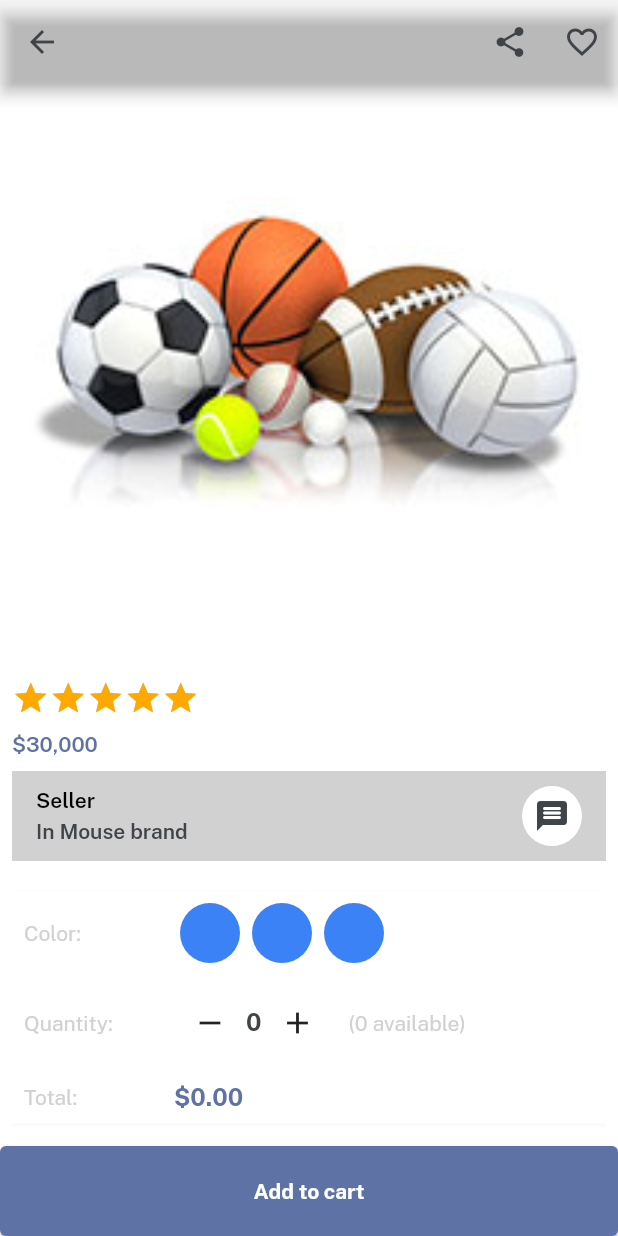
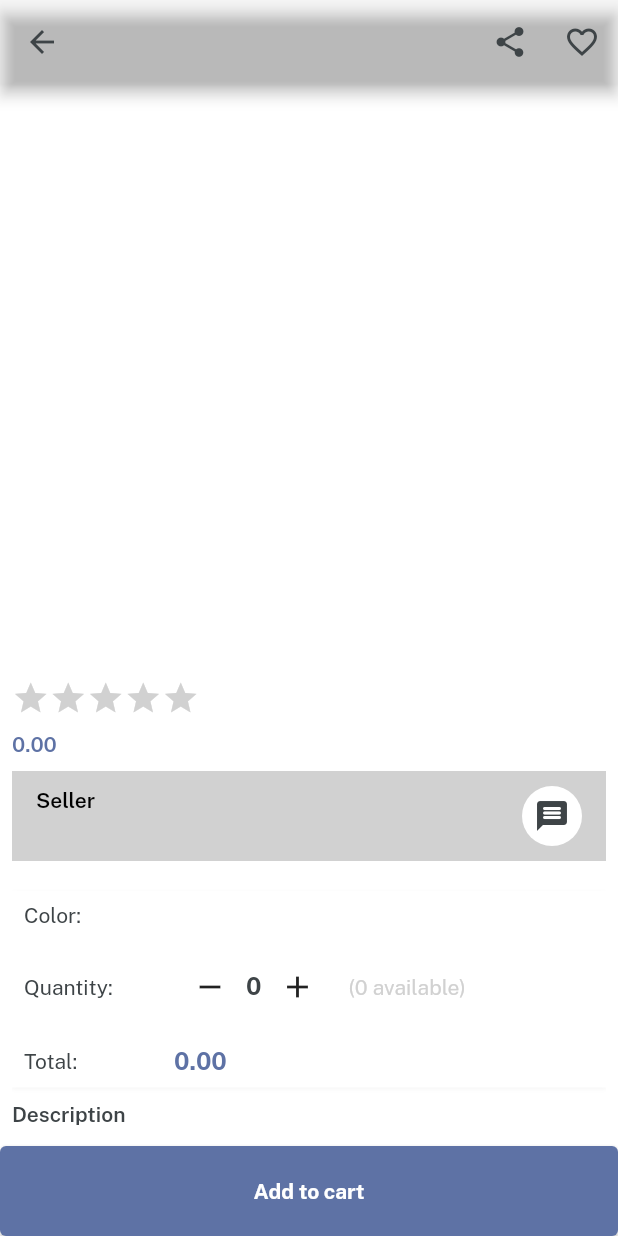
Before and after one commit to upasana-khatiwada/eCommerce-App-with-firebase, a Flutter app: the ItemDetails screen opened directly with empty values, after a tap on the "remove" icon, on a phone screen of 412 x 824 dp. Run offline on Flutter 3.47's test engine with Material 2 defaults, Android fonts, the phone set to English and light mode, and no system bars; drawn by our look-alikes of velocity_x; our stand-ins replace cloud_firestore, firebase_auth, firebase_core, firebase_storage, get, image_picker; accounts and stored records are empty.

Commit message:
quantity and total price updated

```diff
--- a/lib/controllers/product_controller.dart
+++ b/lib/controllers/product_controller.dart
@@ -2,18 +2,41 @@ import 'package:ecommerce_app_with_firebase/models/category_model.dart';
 import 'package:flutter/services.dart';
 import 'package:get/get.dart';
 
-class ProductController extends GetxController{
-   var subcat = [];
+class ProductController extends GetxController {
+  var quantity = 0.obs;
+  var colorIndex = 0.obs;
+   var totalPrice = 0.obs;
 
+  var subcat = [];
 
   getSubCategories(title) async {
     subcat.clear();
     var data = await rootBundle.loadString("lib/services/category_model.json");
-     var decoded = categoryModelFromJson(data);
-     var s = decoded.categories.where((element) => element.name == title).toList();
+    var decoded = categoryModelFromJson(data);
+    var s =
+        decoded.categories.where((element) => element.name == title).toList();
 
-     for(var e in s[0].subcategory){
+    for (var e in s[0].subcategory) {
       subcat.add(e);
-     }
+    }
+  }
+
+  changeColorIndex(index) {
+    colorIndex.value = index;
+  }
+
+  increaseQuantity(totalQuantity) {
+    if (quantity.value < totalQuantity) {
+      quantity.value++;
+    }
+  }
+
+  decreaseQuantity() {
+    if (quantity.value > 0) {
+      quantity.value--;
+    }
+  }
+   calculateTotalPrice(price){
+    totalPrice.value = price * quantity.value;
   }
 }
--- a/lib/views/category_screen/items_details.dart
+++ b/lib/views/category_screen/items_details.dart
@@ -3,7 +3,9 @@ import 'package:ecommerce_app_with_firebase/consts/colors.dart';
 import 'package:ecommerce_app_with_firebase/consts/images.dart';
 import 'package:ecommerce_app_with_firebase/consts/lists.dart';
 import 'package:ecommerce_app_with_firebase/consts/strings.dart';
+import 'package:ecommerce_app_with_firebase/controllers/product_controller.dart';
 import 'package:flutter/material.dart';
+import 'package:get/get.dart';
 import 'package:velocity_x/velocity_x.dart';
 
 class ItemDetails extends StatelessWidget {
@@ -13,11 +15,14 @@ class ItemDetails extends StatelessWidget {
 
   @override
   Widget build(BuildContext context) {
+    var controller = Get.find<ProductController>();
     return Scaffold(
       backgroundColor: whiteColor,
       appBar: AppBar(
         leading: IconButton(
-          onPressed: () {},
+          onPressed: () {
+            Get.back();
+          },
           icon: const Icon(Icons.arrow_back),
         ),
         title: title!.text.color(darkFontGrey).fontFamily(fontBold).make(),
@@ -38,14 +43,14 @@ class ItemDetails extends StatelessWidget {
                       children: [
                         //swiper section
                         VxSwiper.builder(
-                            itemCount: 3,
+                            itemCount: data['p_imgs'].length,
                             autoPlay: true,
                             height: 350,
                             aspectRatio: 16 / 9,
                             viewportFraction: 1.0,
                             itemBuilder: (context, index) {
-                              return Image.asset(
-                                imgFc5,
+                              return Image.network(
+                                data['p_imgs'][index],
                                 width: double.infinity,
                                 fit: BoxFit.cover,
                               );
@@ -61,15 +66,17 @@ class ItemDetails extends StatelessWidget {
                         //rating
                         VxRating(
                           //isSelectable: false,
+                          value: double.parse(data['p_ratings']),
                           onRatingUpdate: (value) {},
                           normalColor: textfieldGrey,
                           selectionColor: golden,
                           count: 5,
                           size: 25,
-                          // maxRating: 5,
+                          maxRating: 5,
                         ),
                         10.heightBox,
-                        "\$30,000"
+                        "${data['p_price']}"
+                            .numCurrency
                             .text
                             .fontFamily(semibold)
                             .color(bermudaGrey)
@@ -85,7 +92,7 @@ class ItemDetails extends StatelessWidget {
                               children: [
                                 "Seller".text.black.fontFamily(semibold).make(),
                                 5.heightBox,
-                                "In Mouse brand"
+                                "${data['p_seller']}"
                                     .text
                                     .fontFamily(semibold)
                                     .color(darkFontGrey)
@@ -109,7 +116,8 @@ class ItemDetails extends StatelessWidget {
 
                         //Color Section
                         20.heightBox,
-                        Column(
+                        Obx(
+                          () => Column(
                             children: [
                               Row(
                                 children: [
@@ -117,19 +125,40 @@ class ItemDetails extends StatelessWidget {
                                     width: 100,
                                     child: "Color: "
                                         .text
-                                      .color(textfieldGrey)
+                                        .color(darkFontGrey)
                                         .make(),
                                   ),
                                   Row(
                                     children: List.generate(
-                                      3,
-                                      (index) => VxBox()
+                                        data['p_colors'].length,
+                                        (index) => Stack(
+                                              alignment: Alignment.center,
+                                              children: [
+                                                VxBox()
                                                     .size(40, 40)
                                                     .roundedFull
-                                          .color(Vx.randomPrimaryColor)
-                                          .margin(const EdgeInsets.symmetric(
+                                                    .color(Color(int.parse(
+                                                            data['p_colors']
+                                                                [index]))
+                                                        .withOpacity(1.0))
+                                                    .margin(const EdgeInsets
+                                                        .symmetric(
                                                         horizontal: 4))
-                                          .make()),
+                                                    .make()
+                                                    .onTap(() {
+                                                  controller
+                                                      .changeColorIndex(index);
+                                                }),
+                                                Visibility(
+                                                    visible: index ==
+                                                        controller
+                                                            .colorIndex.value,
+                                                    child: const Icon(
+                                                      Icons.done,
+                                                      color: Colors.white,
+                                                    ))
+                                              ],
+                                            )),
                                   ),
                                 ],
                               ).box.padding(const EdgeInsets.all(8)).make(),
@@ -140,29 +169,37 @@ class ItemDetails extends StatelessWidget {
                                     width: 100,
                                     child: "Quantity:"
                                         .text
-                                      .color(textfieldGrey)
+                                        .color(darkFontGrey)
                                         .make(),
                                   ),
-                                Row(
+                                  Obx(
+                                    () => Row(
                                       children: [
                                         IconButton(
-                                        onPressed: () {},
+                                            onPressed: () {
+                                               controller.decreaseQuantity();
+                                               controller.calculateTotalPrice(int.parse(data['p_price']));
+                                            },
                                             icon: const Icon(Icons.remove)),
-                                    "0"
-                                        .text
+                                        controller.quantity.value.text
                                             .size(16)
                                             .color(darkFontGrey)
                                             .fontFamily(fontBold)
                                             .make(),
                                         IconButton(
-                                        onPressed: () {},
+                                            onPressed: () {
+                                               controller.increaseQuantity(int.parse(data['p_quantity']));
+                                               controller.calculateTotalPrice(int.parse(data['p_price']));
+                                              //controller.increaseQuantity();
+                                            },
                                             icon: const Icon(Icons.add)),
                                         10.widthBox,
-                                    "(0 available)"
+                                        "(${data['p_quantity']} available)"
                                             .text
                                             .color(textfieldGrey)
                                             .make(),
                                       ],
+                                    ),
                                   ),
                                 ],
                               ).box.padding(const EdgeInsets.all(8)).make(),
@@ -171,10 +208,12 @@ class ItemDetails extends StatelessWidget {
                                 children: [
                                   SizedBox(
                                     width: 100,
-                                  child:
-                                      "Total:".text.color(textfieldGrey).make(),
+                                    child: "Total:"
+                                        .text
+                                        .color(darkFontGrey)
+                                        .make(),
                                   ),
-                                "\$0.00"
+                                   "${controller.totalPrice.value}".numCurrency
                                       .text
                                       .color(bermudaGrey)
                                       .size(16)
@@ -184,6 +223,7 @@ class ItemDetails extends StatelessWidget {
                               ).box.padding(const EdgeInsets.all(8)).make(),
                             ],
                           ).box.white.shadowSm.make(),
+                        ),
 
                         //description section
                         10.heightBox,
@@ -193,10 +233,7 @@ class ItemDetails extends StatelessWidget {
                             .fontFamily(semibold)
                             .make(),
                         10.heightBox,
-                        "this is a dummy item and dummy description here..."
-                            .text
-                            .color(darkFontGrey)
-                            .make(),
+                        "${data['p_desc']}".text.color(darkFontGrey).make(),
                         //buttons section
                         10.heightBox,
                         ListView(
@@ -215,9 +252,12 @@ class ItemDetails extends StatelessWidget {
                         ),
                         20.heightBox,
                         //product may like section
-                         productsyoumaylike.text.fontFamily(fontBold).size(16).color(darkFontGrey).make(),
+                        productsyoumaylike.text
+                            .fontFamily(fontBold)
+                            .size(16)
+                            .color(darkFontGrey)
+                            .make(),
                         10.heightBox,
-
 
                         //copied this widget from home screen featured products
                         SingleChildScrollView(
```
Also changed, not shown: lib/views/category_screen/category_details.dart (+36 -19 lines). Lines whose indentation alone changed are shown as unchanged.
